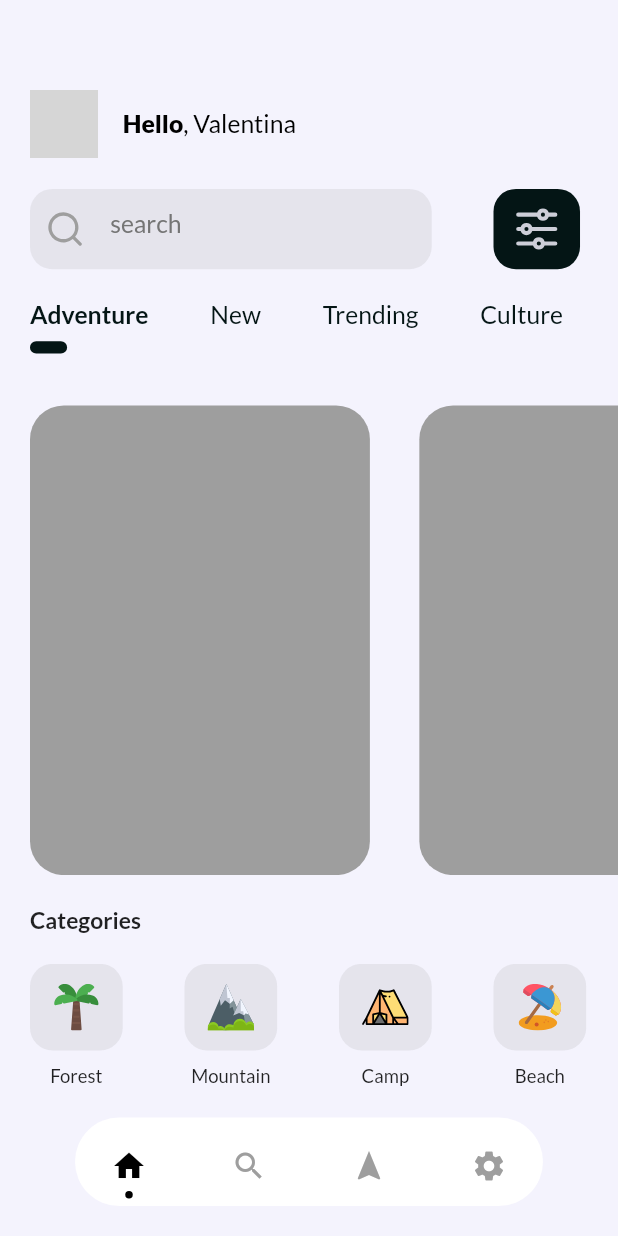
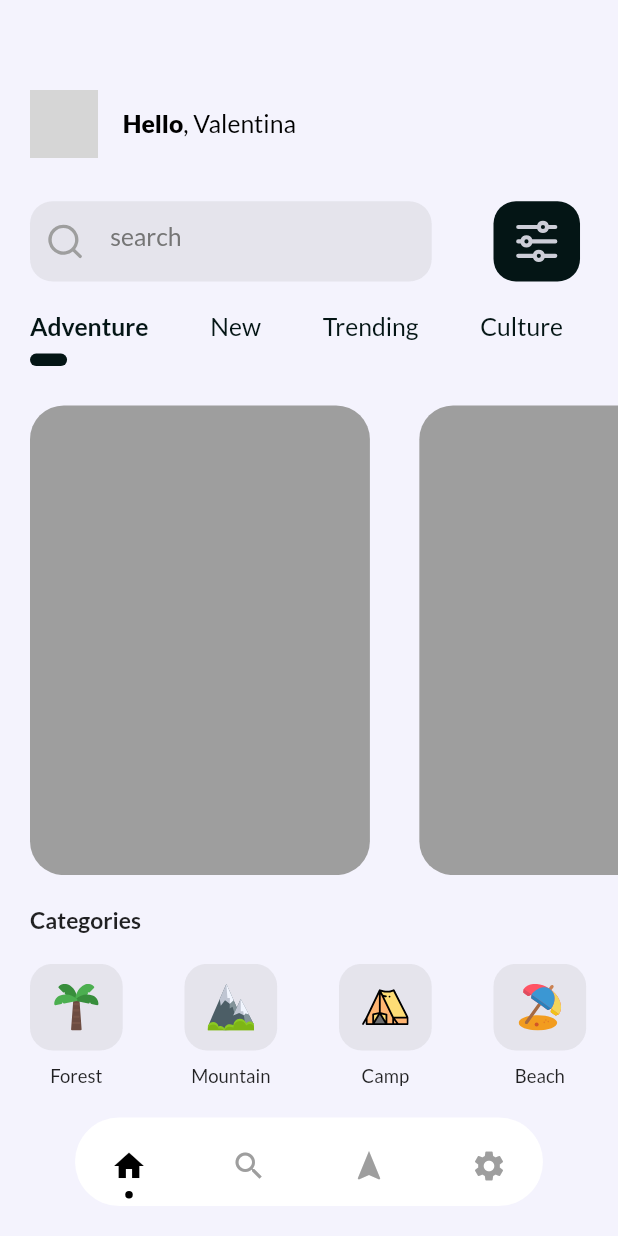
Before and after one commit to jxstxn1/Travel-App, a Flutter app: the HomeScreen screen opened directly, on a phone screen of 412 x 824 dp. Run offline on Flutter 3.47's test engine with Material 2 defaults, Android fonts, the phone set to English and light mode, and no system bars; drawn by our look-alikes of dot_navigation_bar; our stand-ins replace flutter_svg, google_fonts, shimmer_animation; grey boxes are pictures that could not be loaded.

Commit message:
Added a safearea

```diff
--- a/travel/lib/screens/home_screen.dart
+++ b/travel/lib/screens/home_screen.dart
@@ -123,6 +123,7 @@ class _HomeScreenState extends State<HomeScreen> {
             child: child,
           );
         },
+        child: SafeArea(
           child: Column(
             crossAxisAlignment: CrossAxisAlignment.start,
             children: [
@@ -131,7 +132,7 @@ class _HomeScreenState extends State<HomeScreen> {
                     kDefaultPadding, kDefaultPadding * 3, kDefaultPadding, 0),
                 child: PictureWithText(),
               ),
-            SizedBox(height: size.height * .025),
+              SizedBox(height: size.height * .035),
               Padding(
                 padding:
                     EdgeInsets.fromLTRB(kDefaultPadding, 0, kDefaultPadding, 0),
@@ -168,6 +169,7 @@ class _HomeScreenState extends State<HomeScreen> {
             ],
           ),
         ),
+      ),
     );
   }
 }
```
Lines whose indentation alone changed are shown as unchanged.
